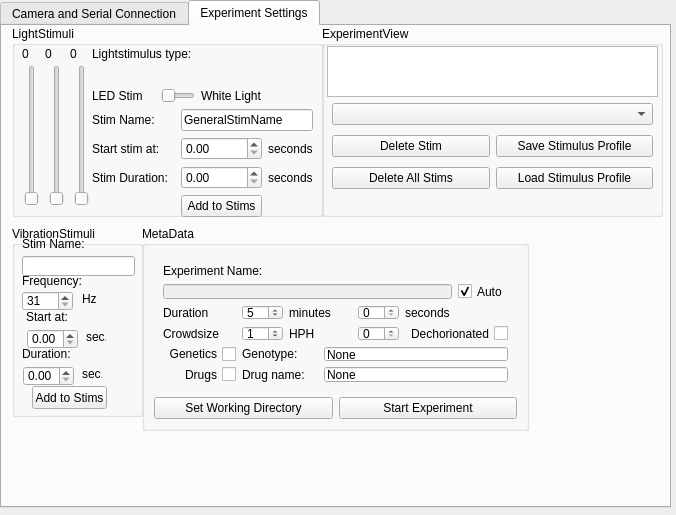
This is form.ui in DanielDondorp/imMobilize as Qt 5 draws it before an edit. The edited form follows.
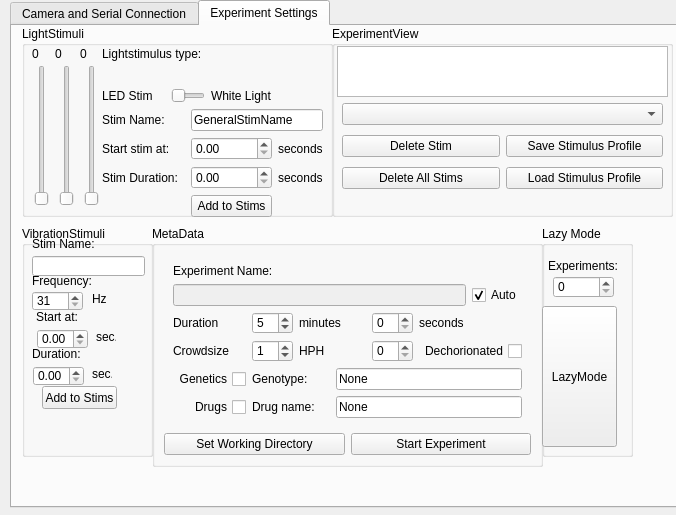
This is the edited form. The open tabs and pages were chosen to show the change. Custom widgets are drawn as their Qt base class.

```diff
--- a/form.ui
+++ b/form.ui
@@ -22,7 +22,7 @@
   <widget class="QTabWidget" name="tabWidget">
    <property name="geometry">
     <rect>
-     <x>0</x>
+     <x>10</x>
      <y>0</y>
      <width>671</width>
      <height>508</height>
@@ -502,8 +502,8 @@
       <rect>
        <x>140</x>
        <y>200</y>
-       <width>387</width>
-       <height>205</height>
+       <width>391</width>
+       <height>241</height>
       </rect>
      </property>
      <property name="title">
@@ -687,7 +687,7 @@
        <x>10</x>
        <y>200</y>
        <width>131</width>
-       <height>191</height>
+       <height>231</height>
       </rect>
      </property>
      <property name="title">
@@ -1075,6 +1075,55 @@
       </layout>
      </widget>
     </widget>
+    <widget class="QGroupBox" name="groupBoxLazyMode">
+     <property name="geometry">
+      <rect>
+       <x>530</x>
+       <y>200</y>
+       <width>91</width>
+       <height>231</height>
+      </rect>
+     </property>
+     <property name="title">
+      <string>Lazy Mode</string>
+     </property>
+     <widget class="QSpinBox" name="spinBoxLazyMode">
+      <property name="geometry">
+       <rect>
+        <x>11</x>
+        <y>50</y>
+        <width>61</width>
+        <height>22</height>
+       </rect>
+      </property>
+     </widget>
+     <widget class="QLabel" name="labelLazyMode">
+      <property name="geometry">
+       <rect>
+        <x>6</x>
+        <y>30</y>
+        <width>81</width>
+        <height>20</height>
+       </rect>
+      </property>
+      <property name="text">
+       <string>Experiments:</string>
+      </property>
+     </widget>
+     <widget class="QPushButton" name="buttonLazyMode">
+      <property name="geometry">
+       <rect>
+        <x>0</x>
+        <y>80</y>
+        <width>75</width>
+        <height>141</height>
+       </rect>
+      </property>
+      <property name="text">
+       <string>LazyMode</string>
+      </property>
+     </widget>
+    </widget>
    </widget>
   </widget>
  </widget>
```
Left out of the diff: 19 changed lines with no effect on the pictures.
